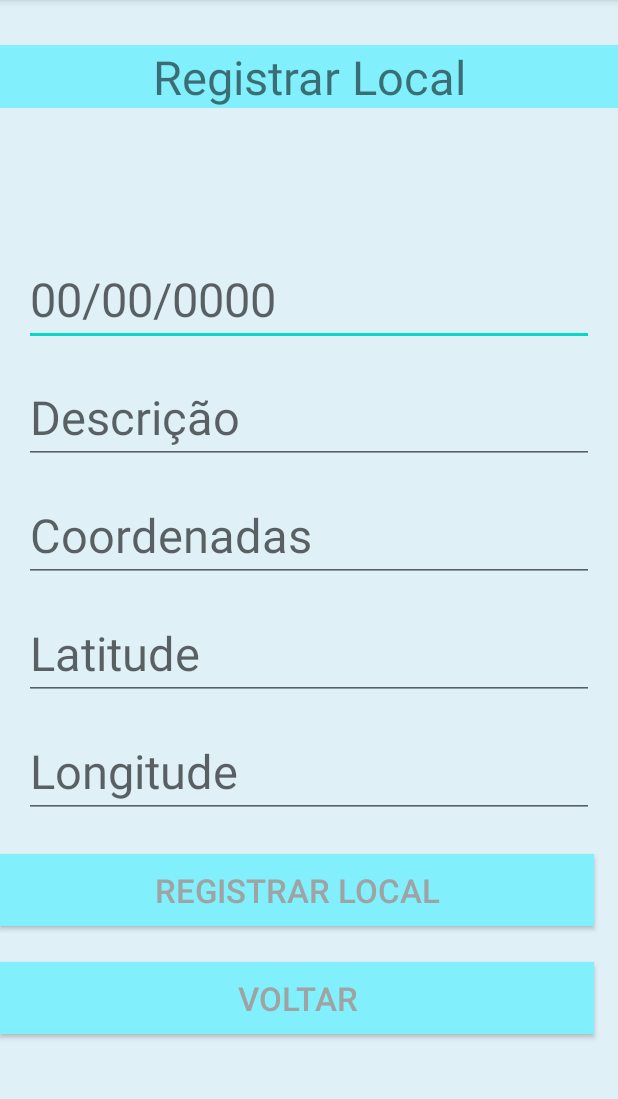
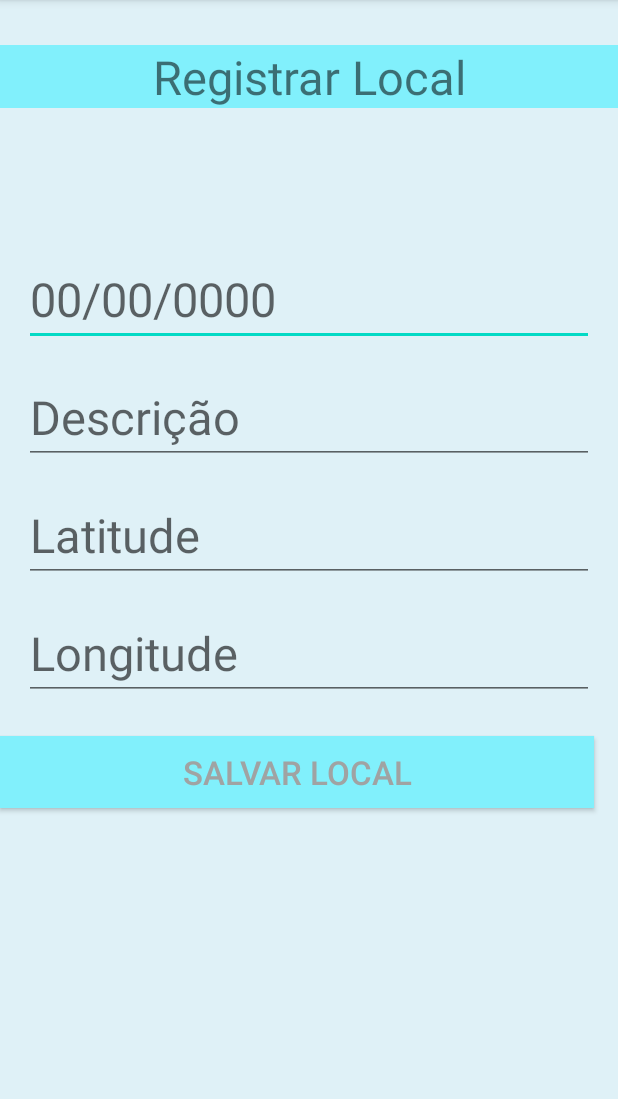
Before and after one commit to portel4/projetoLocation, an Android app: the fragment CadastroLocalFragment shown on its own in the app's theme, on a phone screen of 412 x 824 dp, the part 84-1183 px from its top. Run offline under Robolectric (Android 15) with nearby library versions, the phone set to English and light mode, and no system bars; libraries missing offline, so code that uses them is left out: com.orhanobut.hawk.

Commit message:
Fazendo a tela de cadastro funcionar

```diff
--- a/app/src/main/AndroidManifest.xml
+++ b/app/src/main/AndroidManifest.xml
@@ -8,7 +8,7 @@
          location permissions for the "MyLocation" functionality.
     -->
 
-
+    <uses-permission android:name="android.permission.INTERNET" />
     <uses-permission android:name="android.permission.WRITE_EXTERNAL_STORAGE"/>
     <uses-permission android:name="com.google.android.providers.gsf.permission.READ_GSERVICES"/>
     <uses-permission android:name="android.permission.ACCESS_COARSE_LOCATION"/>
--- /dev/null
+++ b/app/src/main/java/com/example/location_places/model/LocalRepository.java
@@ -0,0 +1,104 @@
+package com.example.location_places.model;
+
+import android.util.Log;
+
+import androidx.lifecycle.LiveData;
+import androidx.lifecycle.MutableLiveData;
+
+import java.util.List;
+
+import okhttp3.OkHttpClient;
+import okhttp3.ResponseBody;
+import okhttp3.logging.HttpLoggingInterceptor;
+import retrofit2.Call;
+import retrofit2.Callback;
+import retrofit2.Response;
+import retrofit2.converter.gson.GsonConverterFactory;
+
+public class LocalRepository {
+    private static final String LOCAIS_SERVICE_BASE_URL = "https://crudcrud.com";
+    private LocalService localService;
+    private MutableLiveData<List<Local>> locaisResponseMutableLiveData;
+    private MutableLiveData<Boolean> salvoSucessoMutableLiveData;
+
+
+    public LocalRepository() {
+        locaisResponseMutableLiveData = new MutableLiveData<>();
+        salvoSucessoMutableLiveData = new MutableLiveData<>();
+        HttpLoggingInterceptor interceptor = new HttpLoggingInterceptor();
+        interceptor.level(HttpLoggingInterceptor.Level.BODY);
+        OkHttpClient client = new OkHttpClient.Builder().addInterceptor(interceptor).build();
+        localService = new retrofit2.Retrofit.Builder()
+                .baseUrl(LOCAIS_SERVICE_BASE_URL)
+                .client(client)
+                .addConverterFactory(GsonConverterFactory.create())
+                .build()
+                .create(LocalService.class);
+    }
+    public void getLocais() {
+        localService.getAllLocais()
+                .enqueue(new Callback<List<Local>>() {
+                    @Override
+                    public void onResponse(Call<List<Local>> call, Response<List<Local>> response) {
+                        if (response.body() != null) {
+                            Log.d("RESPOSTA", "tenho resultado-->"+response.body());
+                            locaisResponseMutableLiveData.postValue(response.body());
+                        }
+                    }
+                    @Override
+                    public void onFailure(Call<List<Local>> call, Throwable t) {
+                        Log.e("RESPOSTA", "FALHOU->"+t.getMessage());
+                        locaisResponseMutableLiveData.postValue(null);
+                    }
+                });
+    }
+    public LiveData<List<Local>> getAllLocais() {
+        return locaisResponseMutableLiveData;
+    }
+    public LiveData<Boolean> getSalvoSucesso() {
+        return salvoSucessoMutableLiveData;
+    }
+    public void salvarLocal(Local local){
+        localService.salvarLocal(local)
+                .enqueue(new Callback<ResponseBody>() {
+                    @Override
+                    public void onResponse(Call<ResponseBody> call, Response<ResponseBody> response) {
+                        if (response.body() != null) {
+                            Log.d("RESPOSTA", "tenho resultado-->"+response.body());
+                            salvoSucessoMutableLiveData.postValue(new Boolean(true));
+                        }
+                    }
+                    @Override
+                    public void onFailure(Call<ResponseBody> call, Throwable t) {
+                        Log.e("RESPOSTA", "FALHOU->"+t.getMessage());
+                        salvoSucessoMutableLiveData.postValue(new Boolean(false));
+                    }
+                });
+    }
+   // public void alterarLocal(Local local){
+   //     LocalPut localPut = new LocalPut(local.getDescricao(),local.getLatitude(),
+   //             local.getLongitude());
+    //     localService.alterarLocal(local.getData(),localPut)
+   //            .enqueue(new Callback<ResponseBody>() {
+    //               @Override
+
+    //                public void onResponse(Call<ResponseBody> call, Response<ResponseBody> response) {
+
+    //                  if (response.body() != null) {
+    //                      Log.d("RESPOSTA", "tenho resultado-->"+response.body());
+    //                      salvoSucessoMutableLiveData.postValue(new Boolean(true));
+    //                  }
+    //                }
+    //              @Override
+
+    //              public void onFailure(Call<ResponseBody> call, Throwable t) {
+
+    //                  Log.e("RESPOSTA", "FALHOU->"+t.getMessage());
+    //                  salvoSucessoMutableLiveData.postValue(new Boolean(false));
+    //              }
+    //          });
+    // }
+    public Call<ResponseBody> deletarLocal(Local local){
+        return localService.deletarLocal(local.getData());
+    }
+}
--- /dev/null
+++ b/app/src/main/java/com/example/location_places/model/LocalService.java
@@ -0,0 +1,29 @@
+package com.example.location_places.model;
+
+import java.util.List;
+
+import okhttp3.ResponseBody;
+import retrofit2.Call;
+import retrofit2.http.Body;
+import retrofit2.http.DELETE;
+import retrofit2.http.GET;
+import retrofit2.http.POST;
+import retrofit2.http.PUT;
+import retrofit2.http.Path;
+
+public interface LocalService {
+    @GET("/api/acb3b6508fa1460f86d1bb8826ae1b73/local")
+    Call<List<Local>> getAllLocais();
+    @POST("/api/acb3b6508fa1460f86d1bb8826ae1b73/local")
+    Call<ResponseBody> salvarLocal(
+            @Body
+                    Local local);
+   // @PUT("/api/acb3b6508fa1460f86d1bb8826ae1b73/local/{data}")
+   // Call<ResponseBody> alterarLocal(
+    //        @Path("data") String data,
+     //       @Body LocalPut localPut);
+
+    @DELETE("/api/acb3b6508fa1460f86d1bb8826ae1b73/local/{data}")
+    Call<ResponseBody> deletarLocal(
+            @Path("data") String data);
+}
--- /dev/null
+++ b/app/src/main/java/com/example/location_places/model/LocalViewModel.java
@@ -0,0 +1,38 @@
+package com.example.location_places.model;
+
+import android.app.Application;
+import android.util.Log;
+
+import androidx.annotation.NonNull;
+import androidx.lifecycle.AndroidViewModel;
+import androidx.lifecycle.LiveData;
+
+import java.util.List;
+
+public class LocalViewModel extends AndroidViewModel {
+    private LocalRepository localRepository;
+    private LiveData<List<Local>> locaisResponseLiveData;
+    private LiveData<Boolean> salvoComSucessoLiveData;
+    public LocalViewModel(@NonNull Application application) {
+        super(application);
+        Log.d("RESPOSTA","CRIACAO DA VIEWMODEL");
+        localRepository = new LocalRepository();
+        locaisResponseLiveData = localRepository.getAllLocais();
+        salvoComSucessoLiveData = localRepository.getSalvoSucesso();
+    }
+    public void getLocais() {
+        localRepository.getLocais();
+    }
+    public LiveData<List<Local>> getLocaisResponseLiveData() {
+        return locaisResponseLiveData;
+    }
+    public LiveData<Boolean> getSalvoSucesso() {
+        return salvoComSucessoLiveData;
+    }
+    public void salvarLocal(Local local){
+        localRepository.salvarLocal(local);
+    }
+   // public void alterarLocal(Local local){
+   //     localRepository.alterarLocal(local);
+   // }
+}
--- a/app/src/main/java/com/example/location_places/ui/CadastroLocalFragment.java
+++ b/app/src/main/java/com/example/location_places/ui/CadastroLocalFragment.java
@@ -2,17 +2,26 @@ package com.example.location_places.ui;
 
 import android.os.Bundle;
 
+import androidx.annotation.Nullable;
 import androidx.fragment.app.Fragment;
+import androidx.lifecycle.Observer;
+import androidx.lifecycle.ViewModelProvider;
 
 import android.view.LayoutInflater;
 import android.view.View;
 import android.view.ViewGroup;
+import android.widget.Button;
 import android.widget.EditText;
+import android.widget.Toast;
 
 import com.example.location_places.R;
 import com.example.location_places.model.Local;
+import com.example.location_places.model.LocalViewModel;
 import com.example.location_places.model.Usuario;
 import com.example.location_places.model.UsuarioViewModel;
+import com.orhanobut.hawk.Hawk;
+
+import java.util.List;
 
 
 public class CadastroLocalFragment extends Fragment {
@@ -21,6 +30,13 @@ public class CadastroLocalFragment extends Fragment {
     // the fragment initialization parameters, e.g. ARG_ITEM_NUMBER
     private static final String ARG_PARAM1 = "param1";
     private static final String ARG_PARAM2 = "param2";
+    private LocalViewModel localViewModel;
+    private Local localCorrente;
+    private EditText editTextData;
+    private EditText editTextDescricao;
+    private EditText editTextLatitude;
+    private EditText editTextLongitude;
+    private Button buttonSalvar;
 
 
     // TODO: Rename and change types of parameters
@@ -31,15 +47,6 @@ public class CadastroLocalFragment extends Fragment {
         // Required empty public constructor
     }
 
-    /**
-     * Use this factory method to create a new instance of
-     * this fragment using the provided parameters.
-     *
-     * @param param1 Parameter 1.
-     * @param param2 Parameter 2.
-     * @return A new instance of fragment CadastroLocalFragment.
-     */
-    // TODO: Rename and change types and number of parameters
     public static CadastroLocalFragment newInstance(String param1, String param2) {
         CadastroLocalFragment fragment = new CadastroLocalFragment();
         Bundle args = new Bundle();
@@ -64,4 +71,71 @@ public class CadastroLocalFragment extends Fragment {
         // Inflate the layout for this fragment
         return inflater.inflate(R.layout.fragment_cadastro_local, container, false);
     }
+
+    @Override
+    public void onViewCreated(View view, @Nullable Bundle savedInstaceState){
+
+        editTextData = view.findViewById(R.id.editTextData);
+        editTextDescricao = view.findViewById(R.id.editTextDescricao);
+        editTextLatitude = view.findViewById(R.id.editTextLat);
+        editTextLongitude = view.findViewById(R.id.editTextLong);
+        buttonSalvar = view.findViewById(R.id.btnSalvar);
+
+        buttonSalvar.setOnClickListener(new View.OnClickListener() {
+            @Override
+            public void onClick(View v) {
+                salvar();
+            }
+        });
+
+        localViewModel = new ViewModelProvider(this).get(LocalViewModel.class);
+
+        localViewModel.getSalvoSucesso().observe(getActivity(), new Observer<Boolean>() {
+            @Override
+            public void onChanged(@Nullable final Boolean sucesso) {
+                if(sucesso){
+                    Toast.makeText(getActivity(), "Local salvo com sucesso", Toast.LENGTH_SHORT).show();
+                }else{
+                    Toast.makeText(getActivity(), "Falha ao salvar o local", Toast.LENGTH_SHORT).show();
+                }
+            }
+        });
+
+    }
+
+    public void salvar() {
+
+        if(localCorrente == null){
+            localCorrente = new Local();
+        }
+        if (validarCampos()){
+            localCorrente.setData(editTextData.getText().toString());
+            localCorrente.setDescricao(editTextDescricao.getText().toString());
+            localCorrente.setLatitude(editTextLatitude.getText().toString());
+            localCorrente.setLongitude(editTextLongitude.getText().toString());
+            localViewModel.salvarLocal(localCorrente);
+        }
+
+    }
+
+    public Boolean validarCampos(){
+        boolean valido = true;
+        if(editTextData.getText().toString().trim().length() ==0){
+            valido = false;
+            Toast.makeText(getActivity(), "Campo DATA está vazio!!!", Toast.LENGTH_SHORT).show();
+        }
+        if(editTextDescricao.getText().toString().trim().length() ==0){
+            valido = false;
+            Toast.makeText(getActivity(), "Campo DESCRIÇÃO está vazio!!!", Toast.LENGTH_SHORT).show();
+        }
+        if(editTextLatitude.getText().toString().trim().length() ==0){
+            valido = false;
+            Toast.makeText(getActivity(), "Campo LATITUDE está vazio!!!", Toast.LENGTH_SHORT).show();
+        }
+        if(editTextLongitude.getText().toString().trim().length() ==0){
+            valido = false;
+            Toast.makeText(getActivity(), "Campo LONGITUDE está vazio!!!", Toast.LENGTH_SHORT).show();
+        }
+        return valido;
+    }
 }
--- a/app/src/main/res/layout/activity_main.xml
+++ b/app/src/main/res/layout/activity_main.xml
@@ -2,6 +2,7 @@
 <androidx.constraintlayout.widget.ConstraintLayout xmlns:android="http://schemas.android.com/apk/res/android"
     xmlns:app="http://schemas.android.com/apk/res-auto"
     xmlns:tools="http://schemas.android.com/tools"
+    android:background="@color/fundoPadrao"
     android:layout_width="match_parent"
     android:layout_height="match_parent"
     tools:context=".ui.MainActivity">
--- a/app/src/main/res/layout/fragment_cadastro_local.xml
+++ b/app/src/main/res/layout/fragment_cadastro_local.xml
@@ -21,7 +21,7 @@
         app:layout_constraintLeft_toLeftOf="parent" />
 
     <EditText
-        android:id="@+id/textViewtData"
+        android:id="@+id/editTextData"
         android:layout_width="match_parent"
         android:layout_height="wrap_content"
         android:layout_marginLeft="16dp"
@@ -34,6 +34,7 @@
         app:layout_constraintLeft_toLeftOf="parent"
         app:layout_constraintRight_toRightOf="parent"
         app:layout_constraintTop_toBottomOf="@+id/textViewTitulo" />
+        <!-- android:inputType="date"-->
 
     <EditText
         android:id="@+id/editTextDescricao"
@@ -44,22 +45,10 @@
         android:layout_marginRight="16dp"
         android:layout_marginLeft="16dp"
         android:hint="Descrição"
-        app:layout_constraintTop_toBottomOf="@+id/textViewtData"
+        app:layout_constraintTop_toBottomOf="@+id/editTextData"
         app:layout_constraintRight_toRightOf="parent"
         app:layout_constraintLeft_toLeftOf="parent"/>
 
-    <EditText
-        android:id="@+id/editTextCod"
-        android:layout_width="match_parent"
-        android:layout_height="wrap_content"
-        android:textSize="14pt"
-        android:layout_marginTop="16dp"
-        android:layout_marginRight="16dp"
-        android:layout_marginLeft="16dp"
-        android:hint="Coordenadas"
-        app:layout_constraintTop_toBottomOf="@+id/editTextDescricao"
-        app:layout_constraintRight_toRightOf="parent"
-        app:layout_constraintLeft_toLeftOf="parent"/>
 
     <EditText
         android:id="@+id/editTextLat"
@@ -70,7 +59,7 @@
         android:layout_marginRight="16dp"
         android:layout_marginLeft="16dp"
         android:hint="Latitude"
-        app:layout_constraintTop_toBottomOf="@+id/editTextCod"
+        app:layout_constraintTop_toBottomOf="@+id/editTextDescricao"
         app:layout_constraintRight_toRightOf="parent"
         app:layout_constraintLeft_toLeftOf="parent"/>
 
@@ -88,10 +77,10 @@
         app:layout_constraintLeft_toLeftOf="parent"/>
     <!--na linha 94 precisa mudar o onclick para Voltar (necessario criar func)-->
     <Button
-        android:id="@+id/btnRegistrar"
+        android:id="@+id/btnSalvar"
         android:layout_width="match_parent"
         android:layout_height="wrap_content"
-        android:text="Registrar local"
+        android:text="Salvar local"
         android:onClick="salvar"
         android:background="@color/fundoFaixa"
         android:textColor="@color/cinzaLetra"
@@ -102,19 +91,19 @@
         app:layout_constraintRight_toRightOf="parent"
         app:layout_constraintLeft_toLeftOf="parent"/>
 
-    <Button
+    <!-- <Button
         android:id="@+id/btnVoltar"
         android:layout_width="match_parent"
         android:layout_height="wrap_content"
         android:text="Voltar"
-        android:onClick="salvar"
+        android:onClick="voltar"
         android:background="@color/fundoFaixa"
         android:textColor="@color/cinzaLetra"
         android:textSize="10pt"
         android:layout_marginTop="24dp"
         android:layout_marginRight="16dp"
-        app:layout_constraintTop_toBottomOf="@+id/btnRegistrar"
+        app:layout_constraintTop_toBottomOf="@+id/btnSalvar"
         app:layout_constraintRight_toRightOf="parent"
-        app:layout_constraintLeft_toLeftOf="parent"/>
+        app:layout_constraintLeft_toLeftOf="parent"/> -->
 
 </androidx.constraintlayout.widget.ConstraintLayout>
--- a/app/src/main/res/layout/fragment_locais.xml
+++ b/app/src/main/res/layout/fragment_locais.xml
@@ -3,6 +3,7 @@
     xmlns:tools="http://schemas.android.com/tools"
     xmlns:android="http://schemas.android.com/apk/res/android"
     android:layout_width="match_parent"
+    android:background="@color/fundoPadrao"
     android:layout_height="match_parent"
     xmlns:app="http://schemas.android.com/apk/res-auto"
     tools:context=".ui.LocaisFragment">
```
Also changed, not shown: app/src/main/java/com/example/location_places/model/Local.java (+50 -1 lines).
